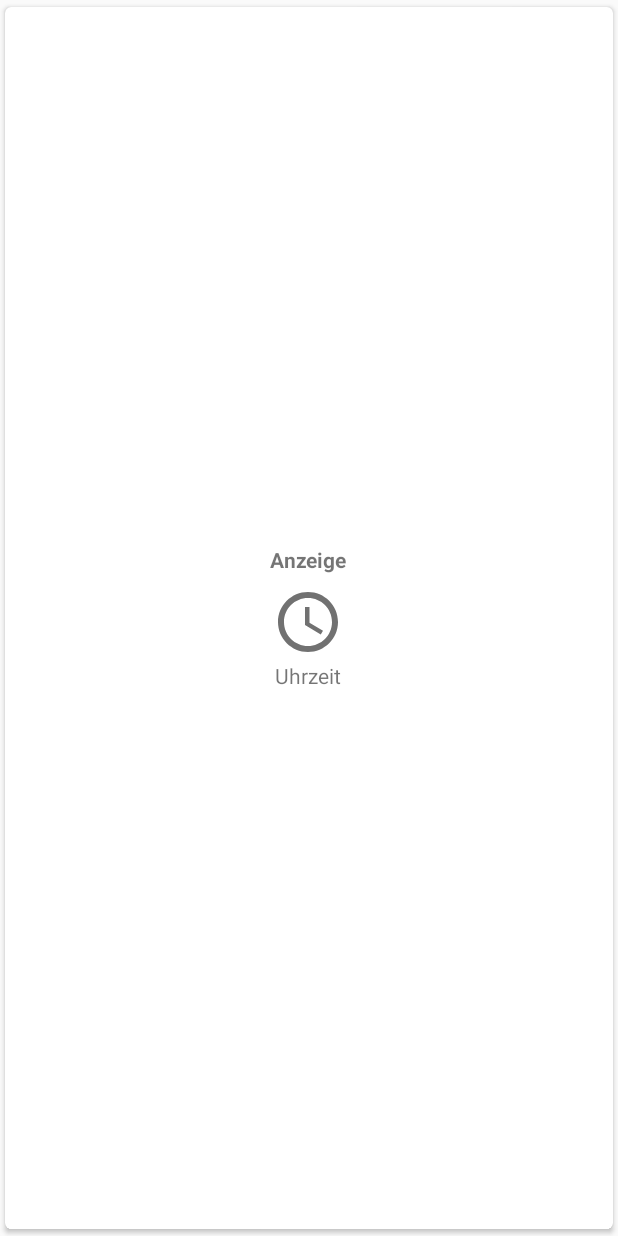
After one commit to gnolle/BluetoothTest, an Android app: the layout action_card.xml on its own in the app's theme, with its tools: preview values and no code run, on a phone screen of 412 x 824 dp. The commit adds this screen. Run offline under Robolectric (Android 15) with nearby library versions, the phone set to English and light mode, and no system bars.

Commit message:
Added design for action card.

```diff
--- a/app/build.gradle
+++ b/app/build.gradle
@@ -5,6 +5,7 @@ android {
     buildToolsVersion "25.0.0"
     defaultConfig {
         applicationId "com.example.jkn.bluetoothtest"
+        vectorDrawables.useSupportLibrary = true
         minSdkVersion 15
         targetSdkVersion 25
         versionCode 1
@@ -25,5 +26,7 @@ dependencies {
         exclude group: 'com.android.support', module: 'support-annotations'
     })
     compile 'com.android.support:appcompat-v7:25.0.0'
+    compile 'com.android.support:cardview-v7:25.0.0'
+    compile 'com.android.support:appcompat-v7:25.0.0'
     testCompile 'junit:junit:4.12'
 }
--- a/app/src/main/AndroidManifest.xml
+++ b/app/src/main/AndroidManifest.xml
@@ -12,7 +12,7 @@
         android:label="@string/app_name"
         android:supportsRtl="true"
         android:theme="@style/AppTheme">
-        <activity android:name=".MainActivity">
+        <activity android:name=".MainActivity" android:label="Binclock">
             <intent-filter>
                 <action android:name="android.intent.action.MAIN" />
 
--- /dev/null
+++ b/app/src/main/res/drawable/ic_time.xml
@@ -0,0 +1,9 @@
+<vector xmlns:android="http://schemas.android.com/apk/res/android"
+        android:width="24dp"
+        android:height="24dp"
+        android:viewportWidth="24.0"
+        android:viewportHeight="24.0">
+    <path
+        android:fillColor="#FF000000"
+        android:pathData="M11.99,2C6.47,2 2,6.48 2,12s4.47,10 9.99,10C17.52,22 22,17.52 22,12S17.52,2 11.99,2zM12,20c-4.42,0 -8,-3.58 -8,-8s3.58,-8 8,-8 8,3.58 8,8 -3.58,8 -8,8zM12.5,7L11,7v6l5.25,3.15 0.75,-1.23 -4.5,-2.67z"/>
+</vector>
--- /dev/null
+++ b/app/src/main/res/layout/action_card.xml
@@ -0,0 +1,48 @@
+<?xml version="1.0" encoding="utf-8"?>
+<FrameLayout xmlns:android="http://schemas.android.com/apk/res/android"
+    xmlns:app="http://schemas.android.com/apk/res-auto"
+    android:layout_width="match_parent"
+    android:layout_height="match_parent">
+
+    <android.support.v7.widget.CardView
+        android:layout_width="match_parent"
+        android:layout_height="match_parent"
+        app:cardCornerRadius="4dp"
+        app:cardUseCompatPadding="true">
+
+            <RelativeLayout
+                android:layout_width="wrap_content"
+                android:layout_height="wrap_content"
+                android:layout_gravity="center"
+                android:padding="24dp">
+
+                <TextView
+                    android:id="@+id/action_title"
+                    android:layout_width="wrap_content"
+                    android:layout_height="wrap_content"
+                    android:layout_centerHorizontal="true"
+                    android:text="Anzeige"
+                    android:textStyle="bold" />
+
+                <android.support.v7.widget.AppCompatImageView
+                    android:id="@+id/display_mode_icon"
+                    style="@style/action_card_icon_style"
+                    android:layout_below="@id/action_title"
+                    android:layout_centerHorizontal="true"
+                    android:layout_marginTop="8dp"
+                    app:srcCompat="@drawable/ic_time" />
+
+                <TextView
+                    android:id="@+id/action_state"
+                    android:layout_centerHorizontal="true"
+                    android:layout_width="wrap_content"
+                    android:layout_height="wrap_content"
+                    android:layout_below="@id/display_mode_icon"
+                    android:layout_marginTop="2dp"
+                    android:text="Uhrzeit" />
+
+            </RelativeLayout>
+
+    </android.support.v7.widget.CardView>
+
+</FrameLayout>
--- a/app/src/main/res/values/styles.xml
+++ b/app/src/main/res/values/styles.xml
@@ -8,4 +8,11 @@
         <item name="colorAccent">@color/colorAccent</item>
     </style>
 
+    <style name="action_card_icon_style">
+        <item name="android:layout_width">48dp</item>
+        <item name="android:layout_height">48dp</item>
+        <item name="android:tint">#000</item>
+        <item name="android:alpha">0.56</item>
+    </style>
+
 </resources>
```
